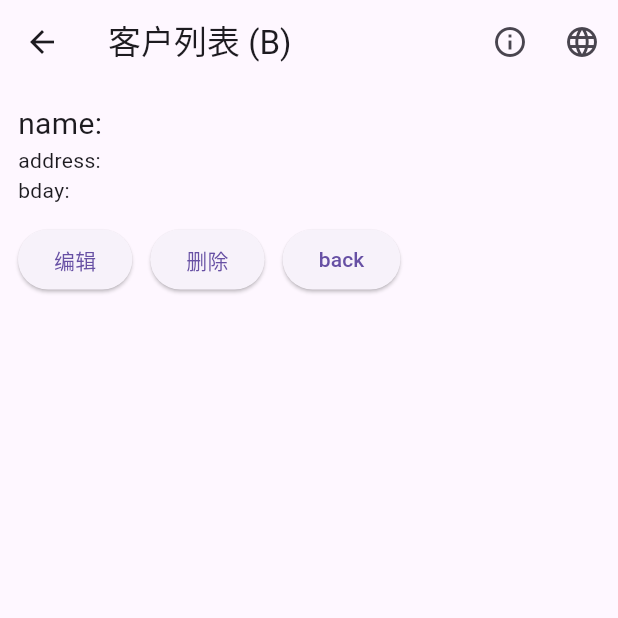
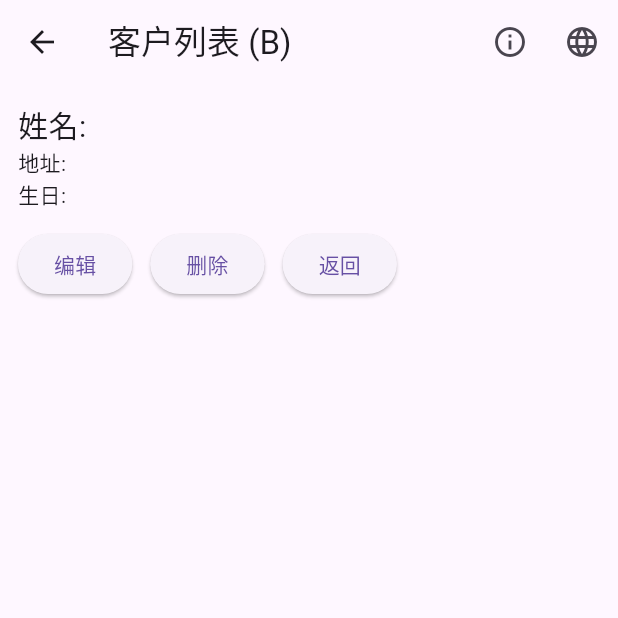
Before and after one commit to djv00/CST_2335_Final_Project, a Flutter app: the CustomerListPage screen opened directly, after a tap on "Edit", after a tap on "Update", after a tap on the "language" icon, on a phone screen of 412 x 824 dp, the top half of it. Run offline on Flutter 3.47's test engine with Material 3 defaults, Android fonts, the light colour scheme and no system bars; our stand-ins replace floor, flutter_secure_storage, sqflite; accounts and stored records are empty; generated files the repository leaves out were written again.

Commit message:
Fixed localizations.

```diff
--- a/lib/pages/customer_list_page.dart
+++ b/lib/pages/customer_list_page.dart
@@ -73,7 +73,7 @@ class _CustomerListPageState extends State<CustomerListPage> {
         _addressController.text.isEmpty ||
         _birthdayController.text.isEmpty) {
       ScaffoldMessenger.of(context).showSnackBar(
-          SnackBar(content: Text('Please fill in all the customer information.')));
+          SnackBar(content: Text(getText('pleaseFill'))));
     } else if (_firstNameController.text.isNotEmpty &&
         _lastNameController.text.isNotEmpty &&
         _addressController.text.isNotEmpty &&
--- a/lib/utils/localization.dart
+++ b/lib/utils/localization.dart
@@ -39,6 +39,8 @@ Map<String, Map<String, String>> localizedStrings = {
     'bday': 'Birthday',
     'name': 'Name',
     'back': 'Back',
+    'clear': 'Clear',
+    'pleaseFill': 'Please fill in all the customer information',
     // 完整的表单字段标签
     'expenseName': 'Expense Name',
     'category': 'Category',
@@ -65,6 +67,15 @@ Map<String, Map<String, String>> localizedStrings = {
     'enter': '请输入',
     'yes': '是',
     'no': '否',
+    'noCustomer': '无客户',
+    'fname': '名',
+    'lname': '姓',
+    'address': '地址',
+    'bday': '生日',
+    'name': '姓名',
+    'back': '返回',
+    'clear': '清除',
+    'pleaseFill': '请输入所有的客户信息',
     // 完整的表单字段标签
     'expenseName': '费用名称',
     'category': '类别',
```
Also changed, not shown: 4 other files.
